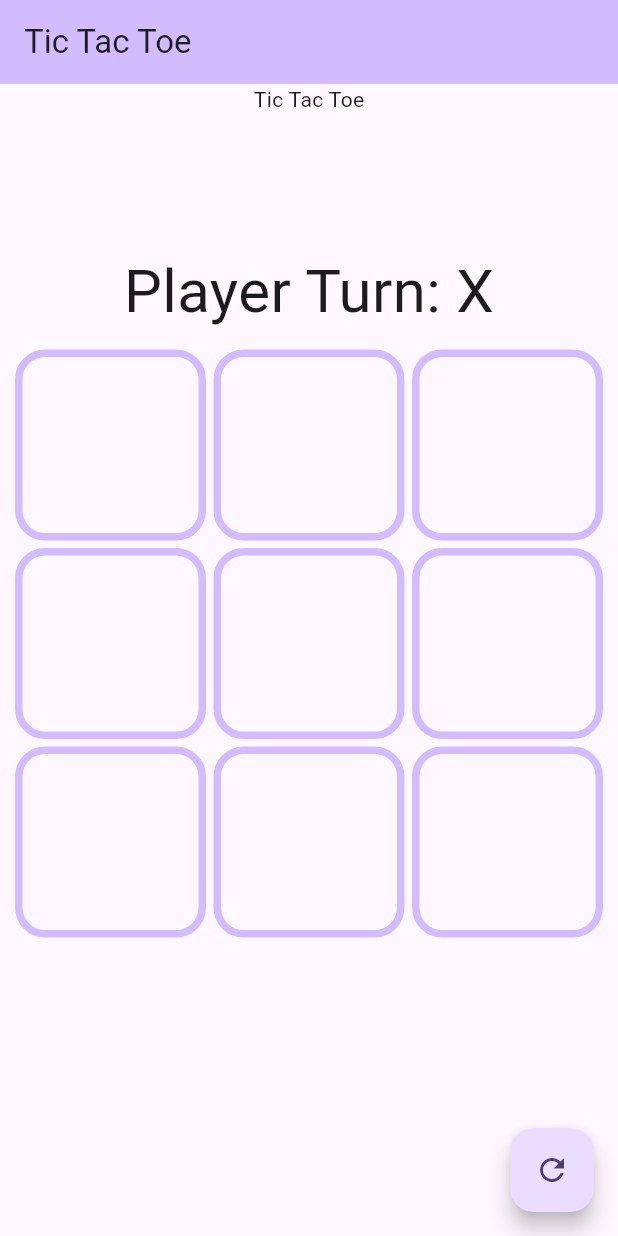
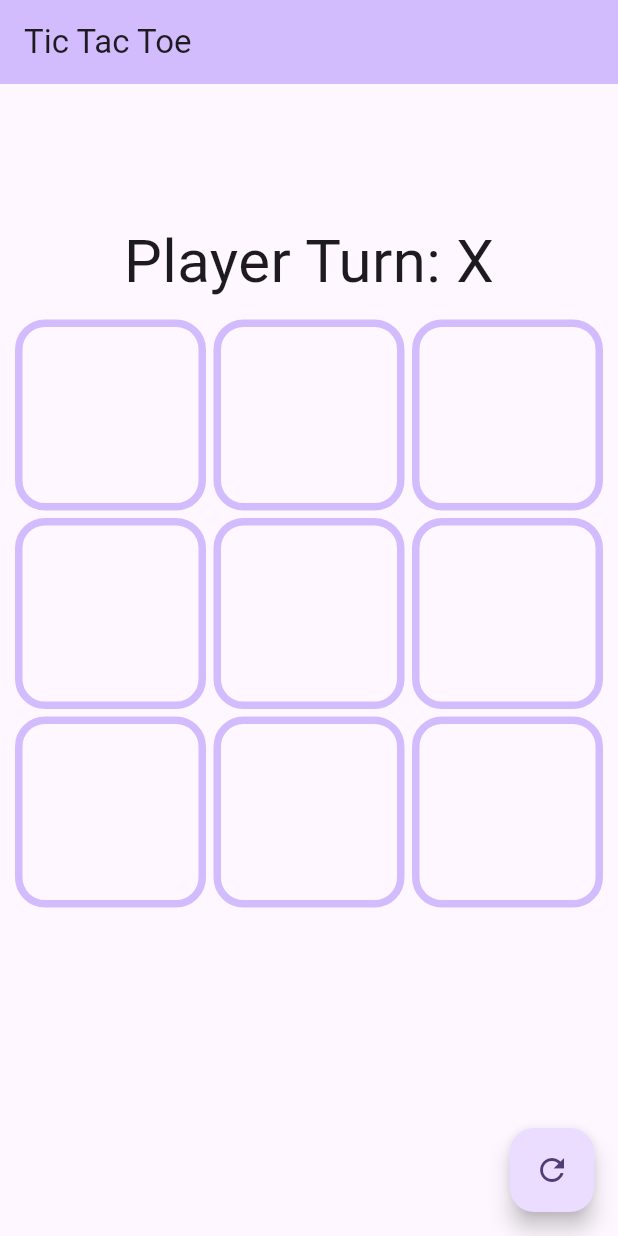
Before and after one commit to zaidansari42/tictactoe_mobx, a Flutter app: the screen it shows after launch, on a phone screen of 412 x 824 dp. Run offline on Flutter 3.47's test engine with Material 2 defaults, Android fonts, the phone set to English and light mode, and no system bars.

Commit message:
Removed unused text

```diff
--- a/lib/presentation/pages/home_page.dart
+++ b/lib/presentation/pages/home_page.dart
@@ -135,9 +135,6 @@ class _HomePageState extends State<HomePage> {
           mainAxisAlignment: MainAxisAlignment.center,
           crossAxisAlignment: CrossAxisAlignment.center,
           children: [
-            const Text(
-              'Tic Tac Toe',
-            ),
             const SizedBox(
               height: 90,
             ),
```
